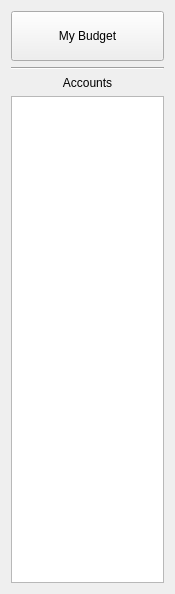
This is ui/sidebar.ui in vtallen/MoneyBucket as Qt 5 draws it before an edit. The edited form follows.
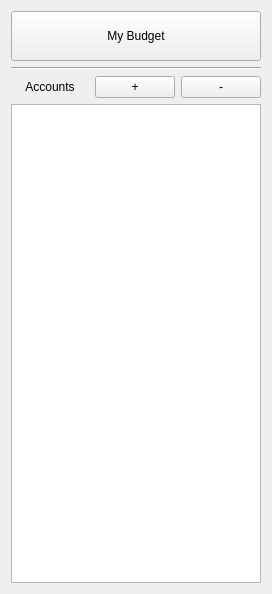
This is the edited form.

Commit message: Added the ability for transactions to be removed from the AccountModel using the AccountView

```diff
--- a/ui/sidebar.ui
+++ b/ui/sidebar.ui
@@ -6,7 +6,7 @@
    <rect>
     <x>0</x>
     <y>0</y>
-    <width>175</width>
+    <width>272</width>
     <height>594</height>
    </rect>
   </property>
@@ -47,6 +47,8 @@
     </widget>
    </item>
    <item>
+    <layout class="QHBoxLayout" name="horizontalLayout">
+     <item>
     <widget class="QLabel" name="label">
      <property name="text">
       <string>Accounts</string>
@@ -55,6 +57,46 @@
       <set>Qt::AlignCenter</set>
      </property>
     </widget>
+     </item>
+     <item>
+      <widget class="QPushButton" name="addAccountButton">
+       <property name="sizePolicy">
+        <sizepolicy hsizetype="Fixed" vsizetype="Fixed">
+         <horstretch>0</horstretch>
+         <verstretch>0</verstretch>
+        </sizepolicy>
+       </property>
+       <property name="minimumSize">
+        <size>
+         <width>50</width>
+         <height>0</height>
+        </size>
+       </property>
+       <property name="text">
+        <string>+</string>
+       </property>
+      </widget>
+     </item>
+     <item>
+      <widget class="QPushButton" name="removeAccountButton">
+       <property name="sizePolicy">
+        <sizepolicy hsizetype="Fixed" vsizetype="Fixed">
+         <horstretch>0</horstretch>
+         <verstretch>0</verstretch>
+        </sizepolicy>
+       </property>
+       <property name="minimumSize">
+        <size>
+         <width>50</width>
+         <height>0</height>
+        </size>
+       </property>
+       <property name="text">
+        <string>-</string>
+       </property>
+      </widget>
+     </item>
+    </layout>
    </item>
    <item>
     <widget class="QListView" name="accountsListView"/>
```
Lines whose indentation alone changed are shown as unchanged. The commit also changes 6 other files.
